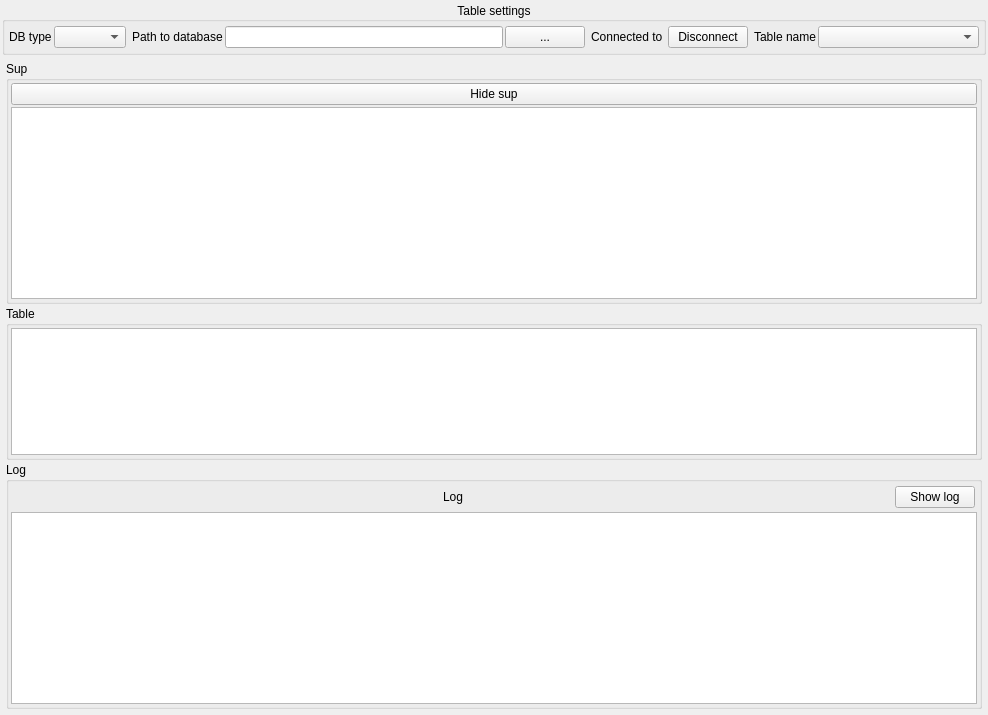
This is Results_Table_View/mainwindow.ui in Andrey1771/Viewer_For_Database as Qt 5 draws it before an edit. The edited form follows.
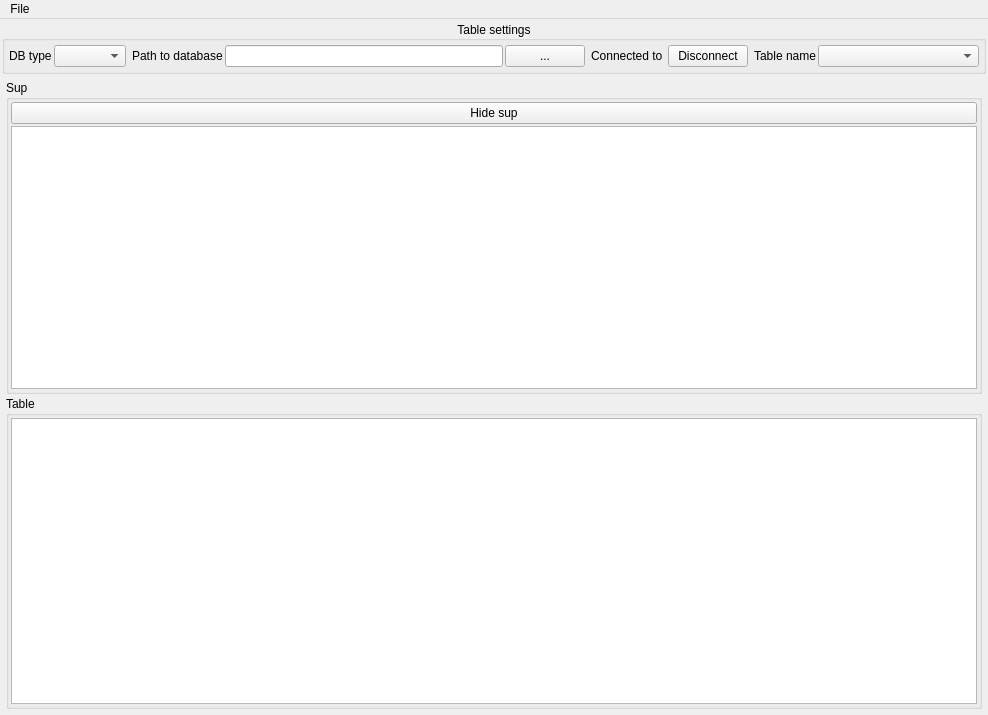
This is the edited form. Custom widgets are drawn as their Qt base class.

What changed in the file:
```diff
--- a/Results_Table_View/mainwindow.ui
+++ b/Results_Table_View/mainwindow.ui
@@ -221,7 +221,7 @@
        <number>2</number>
       </property>
       <item>
-       <layout class="QVBoxLayout" name="verticalLayoutViews" stretch="0,2,0">
+       <layout class="QVBoxLayout" name="verticalLayoutViews" stretch="1,1">
         <property name="spacing">
          <number>2</number>
         </property>
@@ -309,101 +309,56 @@
           </layout>
          </widget>
         </item>
-        <item>
-         <widget class="QGroupBox" name="groupBoxLog">
-          <property name="title">
-           <string>Log</string>
-          </property>
-          <property name="checkable">
-           <bool>false</bool>
-          </property>
-          <layout class="QVBoxLayout" name="verticalLayout_3">
-           <property name="spacing">
-            <number>2</number>
-           </property>
-           <property name="leftMargin">
-            <number>2</number>
-           </property>
-           <property name="topMargin">
-            <number>2</number>
-           </property>
-           <property name="rightMargin">
-            <number>2</number>
-           </property>
-           <property name="bottomMargin">
-            <number>2</number>
-           </property>
-           <item>
-            <layout class="QHBoxLayout" name="horizontalLayoutHideShowLog" stretch="3,0,3,0">
-             <property name="spacing">
-              <number>2</number>
-             </property>
-             <property name="leftMargin">
-              <number>2</number>
-             </property>
-             <property name="topMargin">
-              <number>2</number>
-             </property>
-             <property name="rightMargin">
-              <number>2</number>
-             </property>
-             <property name="bottomMargin">
-              <number>2</number>
-             </property>
-             <item>
-              <spacer name="horizontalSpacer">
-               <property name="orientation">
-                <enum>Qt::Horizontal</enum>
-               </property>
-               <property name="sizeHint" stdset="0">
-                <size>
-                 <width>40</width>
-                 <height>20</height>
-                </size>
-               </property>
-              </spacer>
-             </item>
-             <item>
-              <widget class="QLabel" name="log_Label">
-               <property name="text">
-                <string>Log</string>
-               </property>
-              </widget>
-             </item>
-             <item>
-              <spacer name="horizontalSpacer_2">
-               <property name="orientation">
-                <enum>Qt::Horizontal</enum>
-               </property>
-               <property name="sizeHint" stdset="0">
-                <size>
-                 <width>40</width>
-                 <height>20</height>
-                </size>
-               </property>
-              </spacer>
-             </item>
-             <item>
-              <widget class="QPushButton" name="pushButtonHideShowLog">
-               <property name="text">
-                <string>Show log</string>
-               </property>
-              </widget>
-             </item>
-            </layout>
-           </item>
-           <item>
-            <widget class="QPlainTextEdit" name="plainTextEdit"/>
-           </item>
-          </layout>
-         </widget>
-        </item>
        </layout>
       </item>
      </layout>
     </item>
    </layout>
   </widget>
+  <widget class="QMenuBar" name="menuBar">
+   <property name="geometry">
+    <rect>
+     <x>0</x>
+     <y>0</y>
+     <width>988</width>
+     <height>21</height>
+    </rect>
+   </property>
+   <widget class="QMenu" name="menuFile">
+    <property name="title">
+     <string>File</string>
+    </property>
+    <addaction name="actionOpen_DB"/>
+    <addaction name="actionExport_Report_from_DB"/>
+    <addaction name="separator"/>
+    <addaction name="actionQuit"/>
+   </widget>
+   <addaction name="menuFile"/>
+  </widget>
+  <action name="actionOpen_DB">
+   <property name="text">
+    <string>Open DB</string>
+   </property>
+   <property name="shortcut">
+    <string>Ctrl+O</string>
+   </property>
+  </action>
+  <action name="actionExport_Report_from_DB">
+   <property name="text">
+    <string>Export Report from DB</string>
+   </property>
+   <property name="shortcut">
+    <string>Ctrl+E</string>
+   </property>
+  </action>
+  <action name="actionQuit">
+   <property name="text">
+    <string>Quit</string>
+   </property>
+   <property name="shortcut">
+    <string>Ctrl+Q</string>
+   </property>
+  </action>
  </widget>
  <customwidgets>
   <customwidget>
```
Left out of the diff: 2 changed lines with no effect on the pictures.
